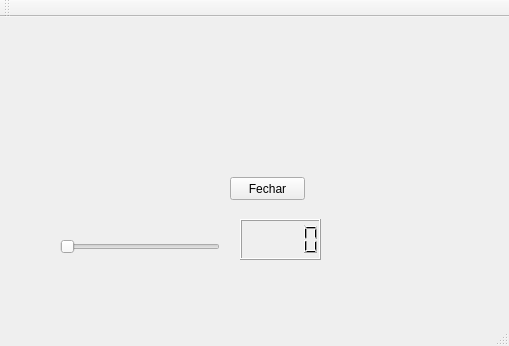
Above: helloqt/mainwindow.ui from VictorCosta101/Escultor-3D before the change. Below: the same form after it.
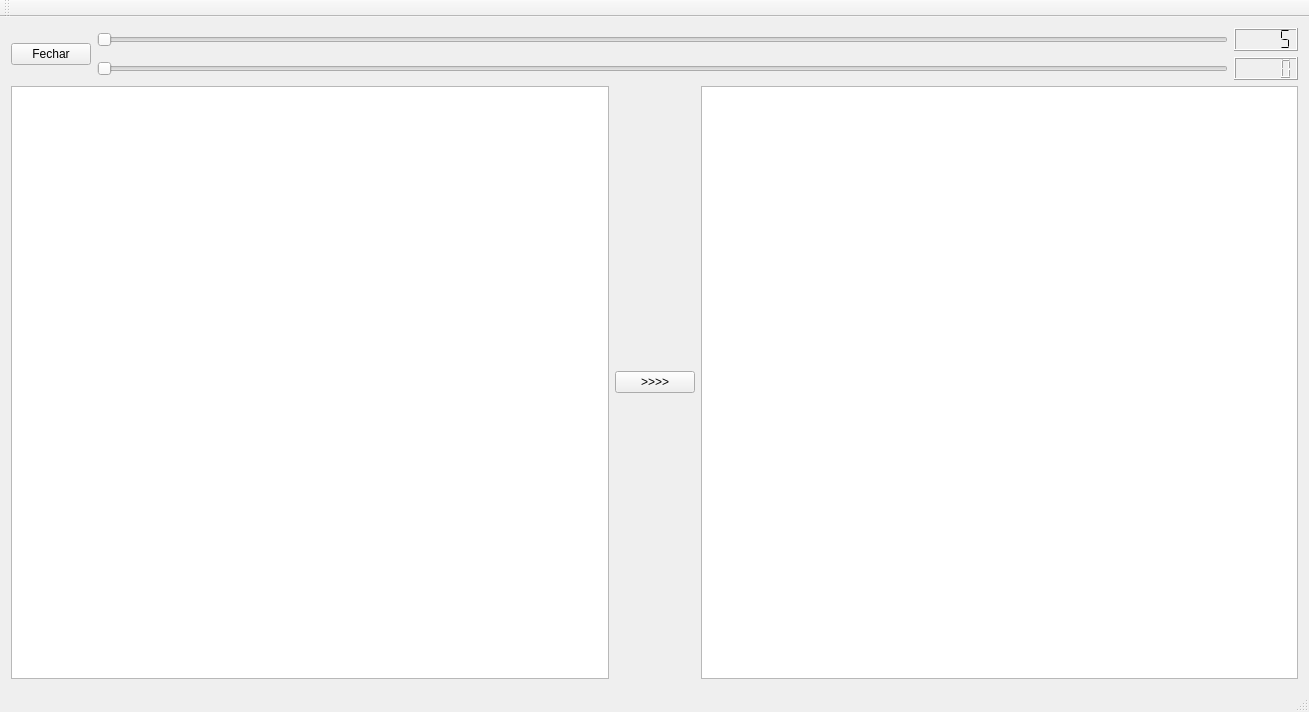
That is the form after the change.

```diff
--- a/helloqt/mainwindow.ui
+++ b/helloqt/mainwindow.ui
@@ -6,56 +6,100 @@
    <rect>
     <x>0</x>
     <y>0</y>
-    <width>509</width>
-    <height>346</height>
+    <width>1309</width>
+    <height>712</height>
    </rect>
   </property>
   <property name="windowTitle">
    <string>MainWindow</string>
   </property>
   <widget class="QWidget" name="centralWidget">
+   <layout class="QVBoxLayout" name="verticalLayout_3">
+    <item>
+     <layout class="QVBoxLayout" name="verticalLayout_2">
+      <item>
+       <layout class="QHBoxLayout" name="horizontalLayout_5">
+        <item>
+         <layout class="QHBoxLayout" name="horizontalLayout_4">
+          <item>
    <widget class="QPushButton" name="pushButtonFechar">
-    <property name="geometry">
-     <rect>
-      <x>230</x>
-      <y>160</y>
-      <width>75</width>
-      <height>23</height>
-     </rect>
-    </property>
     <property name="text">
      <string>Fechar</string>
     </property>
    </widget>
+          </item>
+         </layout>
+        </item>
+        <item>
+         <layout class="QVBoxLayout" name="verticalLayout">
+          <item>
+           <layout class="QHBoxLayout" name="horizontalLayout_2">
+            <item>
+             <widget class="QSlider" name="horizontalSlider">
+              <property name="maximum">
+               <number>2000</number>
+              </property>
+              <property name="orientation">
+               <enum>Qt::Horizontal</enum>
+              </property>
+             </widget>
+            </item>
+            <item>
    <widget class="QLCDNumber" name="lcdNumber">
-    <property name="geometry">
-     <rect>
-      <x>240</x>
-      <y>202</y>
-      <width>81</width>
-      <height>41</height>
-     </rect>
-    </property>
     <property name="acceptDrops">
      <bool>true</bool>
     </property>
     <property name="autoFillBackground">
      <bool>false</bool>
     </property>
-   </widget>
-   <widget class="QSlider" name="horizontalSlider">
-    <property name="geometry">
-     <rect>
-      <x>60</x>
-      <y>220</y>
-      <width>160</width>
-      <height>19</height>
-     </rect>
-    </property>
+              <property name="segmentStyle">
+               <enum>QLCDNumber::Flat</enum>
+              </property>
+              <property name="intValue" stdset="0">
+               <number>5</number>
+              </property>
+             </widget>
+            </item>
+           </layout>
+          </item>
+          <item>
+           <layout class="QHBoxLayout" name="horizontalLayout_3">
+            <item>
+             <widget class="QSlider" name="horizontalSliderInf">
     <property name="orientation">
      <enum>Qt::Horizontal</enum>
     </property>
    </widget>
+            </item>
+            <item>
+             <widget class="QLCDNumber" name="lcdNumberInf"/>
+            </item>
+           </layout>
+          </item>
+         </layout>
+        </item>
+       </layout>
+      </item>
+      <item>
+       <layout class="QHBoxLayout" name="horizontalLayout">
+        <item>
+         <widget class="QPlainTextEdit" name="plainTextEdit"/>
+        </item>
+        <item>
+         <widget class="QPushButton" name="pushButtonText">
+          <property name="text">
+           <string>&gt;&gt;&gt;&gt;</string>
+          </property>
+         </widget>
+        </item>
+        <item>
+         <widget class="QTextEdit" name="textEdit"/>
+        </item>
+       </layout>
+      </item>
+     </layout>
+    </item>
+   </layout>
   </widget>
   <widget class="QMenuBar" name="menuBar">
    <property name="geometry">
```
Left out of the diff: 24 changed lines with no effect on the pictures. Lines whose indentation alone changed are shown as unchanged.
